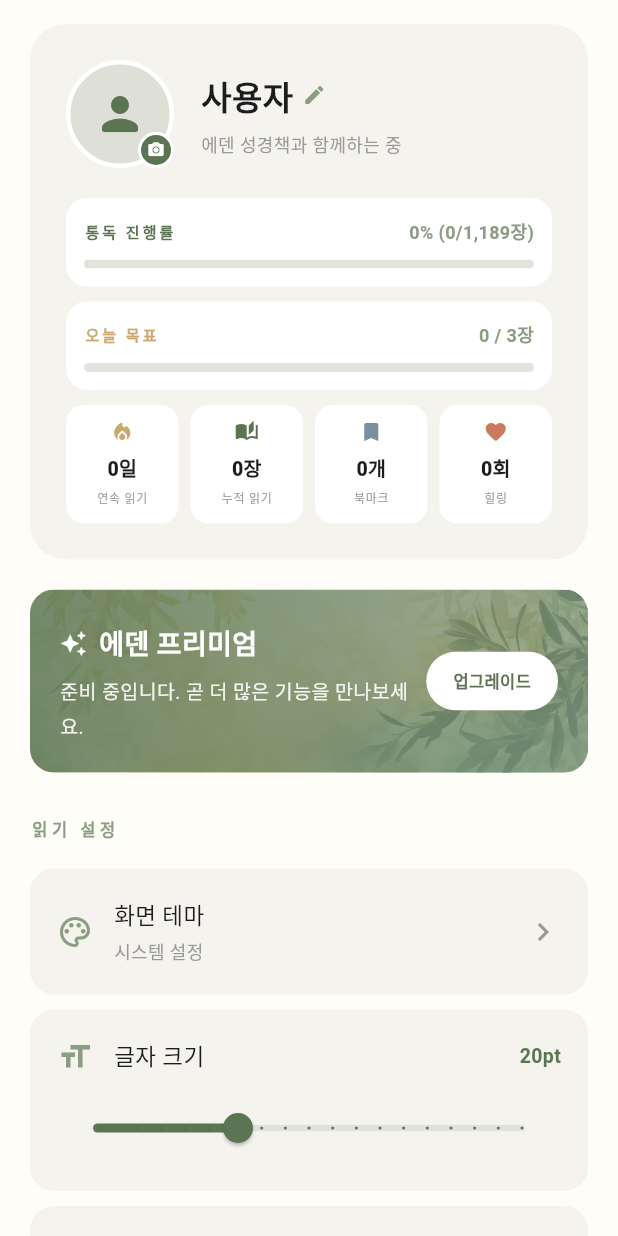
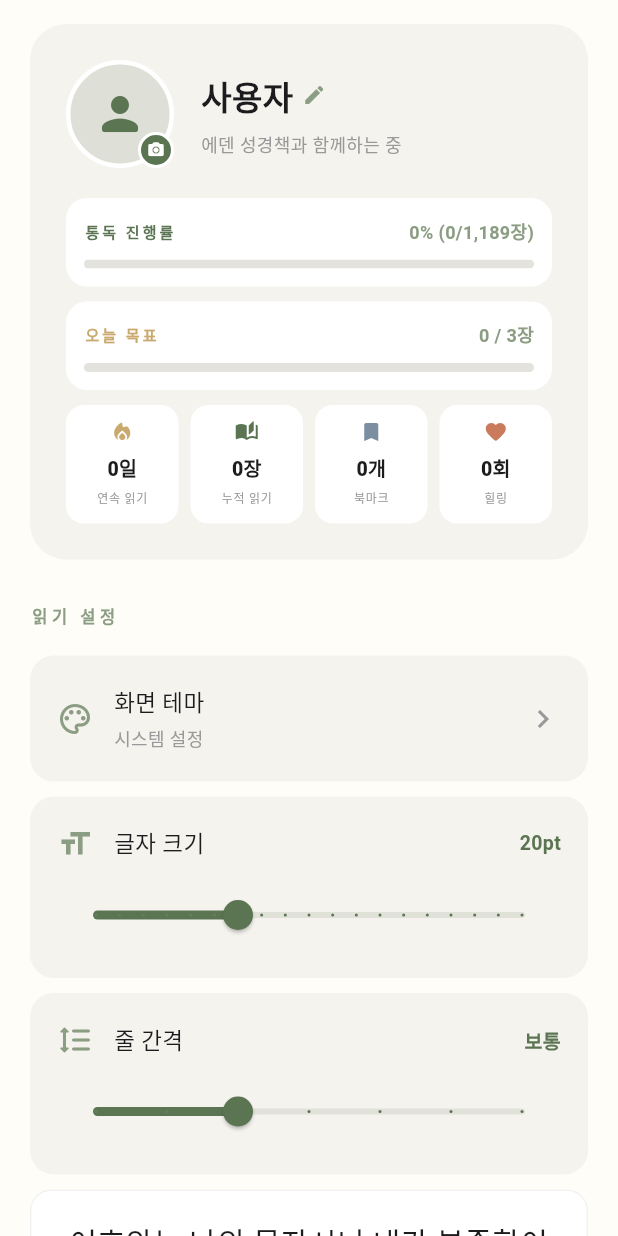
Before and after one commit to EUNSEKPARK/EdenBible, a Flutter app: the SettingsView widget shown alone on an empty page, opened directly, on a phone screen of 412 x 824 dp. Run offline on Flutter 3.47's test engine with Material 3 defaults, Android fonts, the light colour scheme and no system bars; our stand-ins replace flutter_tts, image_picker, share_plus, shared_preferences; accounts and stored records are empty; Roboto replaces fonts that are missing (Pretendard).

Commit message:
[fix]추가 수정

```diff
--- a/lib/core/services/tts_service.dart
+++ b/lib/core/services/tts_service.dart
@@ -16,14 +16,17 @@ class TtsService extends ChangeNotifier {
   int _speedIndex = 2;
 
   // 절 단위 재생 추적
-  int _currentVerseIndex = -1;   // 현재 읽고 있는 절 인덱스 (-1 = 미재생)
-  List<String> _verseQueue = [];  // 읽을 절 목록
-  bool _verseModeActive = false;  // 절 단위 모드 활성화 여부
+  int _currentVerseIndex = -1;
+  int _startOffset = 0;          // 선택된 절부터 시작할 때 오프셋
+  List<String> _verseQueue = [];
+  bool _verseModeActive = false;
 
   bool get isPlaying => _isPlaying;
   double get speechRate => _speechRate;
   String get speedLabel => _speedLabels[_speedIndex];
-  int get currentVerseIndex => _currentVerseIndex;
+
+  /// 현재 읽고 있는 절의 실제 인덱스 (전체 목록 기준)
+  int get currentVerseIndex => _currentVerseIndex >= 0 ? _currentVerseIndex + _startOffset : -1;
 
   static const _speedValues = [0.3, 0.4, 0.5, 0.65, 0.8];
   static const _speedLabels = ['0.5x', '0.75x', '1.0x', '1.25x', '1.5x'];
@@ -37,11 +40,11 @@ class TtsService extends ChangeNotifier {
 
     _tts.setCompletionHandler(() {
       if (_verseModeActive) {
-        // 다음 절로 이동
         _playNextVerse();
       } else {
         _isPlaying = false;
         _currentVerseIndex = -1;
+        _startOffset = 0;
         notifyListeners();
       }
     });
@@ -49,6 +52,7 @@ class TtsService extends ChangeNotifier {
     _tts.setCancelHandler(() {
       _isPlaying = false;
       _currentVerseIndex = -1;
+      _startOffset = 0;
       _verseModeActive = false;
       _verseQueue = [];
       notifyListeners();
@@ -63,26 +67,28 @@ class TtsService extends ChangeNotifier {
     if (_isPlaying) { await stop(); return; }
     _verseModeActive = false;
     _currentVerseIndex = -1;
+    _startOffset = 0;
     _isPlaying = true;
     notifyListeners();
     await _tts.speak(text);
   }
 
   /// 절 단위 순차 읽기 (하이라이트 연동)
-  Future<void> speakVerses(List<String> verses) async {
+  /// [startOffset]: 전체 절 목록에서의 시작 인덱스 (0-based)
+  Future<void> speakVerses(List<String> verses, {int startOffset = 0}) async {
     await init();
     if (verses.isEmpty) return;
 
     _verseQueue = List.from(verses);
     _verseModeActive = true;
     _currentVerseIndex = 0;
+    _startOffset = startOffset;
     _isPlaying = true;
     notifyListeners();
 
     await _tts.speak(_verseQueue[0]);
   }
 
-  /// 다음 절 재생 (내부 호출)
   void _playNextVerse() {
     final nextIndex = _currentVerseIndex + 1;
     if (nextIndex < _verseQueue.length) {
@@ -90,9 +96,9 @@ class TtsService extends ChangeNotifier {
       notifyListeners();
       _tts.speak(_verseQueue[nextIndex]);
     } else {
-      // 모든 절 읽기 완료
       _isPlaying = false;
       _currentVerseIndex = -1;
+      _startOffset = 0;
       _verseModeActive = false;
       _verseQueue = [];
       notifyListeners();
@@ -102,6 +108,7 @@ class TtsService extends ChangeNotifier {
   Future<void> stop() async {
     _isPlaying = false;
     _currentVerseIndex = -1;
+    _startOffset = 0;
     _verseModeActive = false;
     _verseQueue = [];
     notifyListeners();
--- a/lib/features/settings/views/settings_view.dart
+++ b/lib/features/settings/views/settings_view.dart
@@ -214,24 +214,6 @@ class _SettingsViewState extends State<SettingsView> {
             ]),
           ]),
         ),
-        const SizedBox(height: 20),
-
-        // ═══ 프리미엄 배너 ═══
-        Container(clipBehavior: Clip.antiAlias, decoration: BoxDecoration(borderRadius: BorderRadius.circular(16)),
-          child: Stack(children: [
-            Positioned.fill(child: Image.asset('assets/images/shared/premium_banner.png', fit: BoxFit.cover)),
-            Positioned.fill(child: Container(decoration: BoxDecoration(gradient: LinearGradient(colors: [EdenColors.primary.withValues(alpha: 0.85), EdenColors.secondary.withValues(alpha: 0.8)], begin: Alignment.topLeft, end: Alignment.bottomRight)))),
-            Padding(padding: const EdgeInsets.all(20), child: Row(children: [
-              Expanded(child: Column(crossAxisAlignment: CrossAxisAlignment.start, children: [
-                Row(children: [const Icon(Icons.auto_awesome, size: 18, color: Colors.white), const SizedBox(width: 8), const Text('에덴 프리미엄', style: TextStyle(fontSize: 18, fontWeight: FontWeight.w700, color: Colors.white))]),
-                const SizedBox(height: 4),
-                Text('준비 중입니다. 곧 더 많은 기능을 만나보세요.', style: TextStyle(fontSize: 13, color: Colors.white.withValues(alpha: 0.9))),
-              ])),
-              GestureDetector(onTap: () => ScaffoldMessenger.of(context).showSnackBar(const SnackBar(content: Text('준비 중입니다'), behavior: SnackBarBehavior.floating)),
-                child: Container(padding: const EdgeInsets.symmetric(horizontal: 18, vertical: 10), decoration: BoxDecoration(color: Colors.white, borderRadius: BorderRadius.circular(50)),
-                  child: Text('업그레이드', style: TextStyle(fontSize: 11, fontWeight: FontWeight.w800, color: EdenColors.primary)))),
-            ])),
-          ])),
         const SizedBox(height: 28),
 
         // ═══ 읽기 설정 ═══
@@ -277,9 +259,6 @@ class _SettingsViewState extends State<SettingsView> {
 
         GestureDetector(onTap: _showGoalPicker,
           child: _tile(isDark: isDark, icon: Icons.flag_rounded, label: '하루 읽기 목표', subtitle: '${_settings.dailyGoalChapters}장 / 일', trailing: Icon(Icons.chevron_right, color: EdenColors.textTertiaryLight))),
-        const SizedBox(height: 10),
-
-        _tile(isDark: isDark, icon: Icons.notifications_outlined, label: '오늘의 말씀 알림', subtitle: '향후 업데이트에서 추가 예정', trailing: Icon(Icons.lock_outline_rounded, size: 18, color: EdenColors.textTertiaryLight)),
         const SizedBox(height: 28),
 
         // ═══ 데이터 관리 ═══
```
Also changed, not shown: lib/features/bible_reader/views/bible_view.dart (+4 -3 lines).
